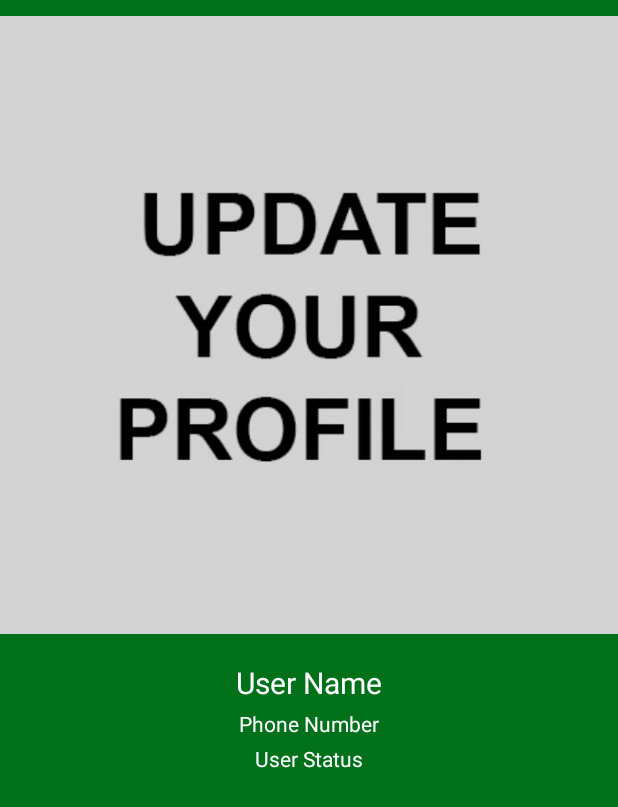
After one commit to antonitor/gochat, an Android app: the layout profile_widget_provider.xml on its own in the app's theme, with its tools: preview values and no code run, on a phone screen of 412 x 824 dp. The commit adds this screen. Shown: the top 807 px of the screen. Run offline under Robolectric (Android 15) with nearby library versions, the phone set to English and light mode, and no system bars.

Commit message:
Added a widget that shows profile info.

```diff
--- a/app/build.gradle
+++ b/app/build.gradle
@@ -58,7 +58,6 @@ dependencies {
     implementation 'com.google.firebase:firebase-auth:19.3.1'
     implementation 'com.firebaseui:firebase-ui-auth:6.2.1'
     implementation 'com.google.firebase:firebase-database:19.3.0'
-    implementation 'com.firebaseui:firebase-ui-database:6.2.1'
     implementation 'com.google.firebase:firebase-storage:19.1.1'
 
     implementation 'com.github.bumptech.glide:glide:4.11.0'
--- a/app/src/main/java/com/antonitor/gotchat/model/User.java
+++ b/app/src/main/java/com/antonitor/gotchat/model/User.java
@@ -150,4 +150,5 @@ public class User implements Parcelable {
     public void setStatus(String status) {
         this.status = status;
     }
+
 }
--- a/app/src/main/java/com/antonitor/gotchat/ui/image/ImageActivity.java
+++ b/app/src/main/java/com/antonitor/gotchat/ui/image/ImageActivity.java
@@ -30,7 +30,7 @@ public class ImageActivity extends AppCompatActivity {
         message = getIntent().getExtras().getParcelable(getString(R.string.extra_image_message));
 
         Glide.with(this)
-                .load(message.getLocalPhotoUrl())
+                .load(message.getPhotoUrl())
                 .into(dataBinding.imageFullsize);
         getSupportActionBar().setDisplayHomeAsUpEnabled(true);
     }
--- a/app/src/main/res/layout/activity_profile.xml
+++ b/app/src/main/res/layout/activity_profile.xml
@@ -101,7 +101,6 @@
                 android:inputType="text"
                 android:lines="1"
                 android:maxLength="20"
-                android:enabled="false"
                 android:textAppearance="@style/TextAppearance.AppCompat.Body1" />
         </com.google.android.material.textfield.TextInputLayout>
 
--- /dev/null
+++ b/app/src/main/res/layout/profile_widget_provider.xml
@@ -0,0 +1,55 @@
+<RelativeLayout xmlns:android="http://schemas.android.com/apk/res/android"
+    android:layout_width="match_parent"
+    android:layout_height="match_parent"
+    android:background="@color/colorPrimaryDark"
+    android:layout_gravity="center_vertical"
+    android:padding="@dimen/widget_margin">
+
+    <ImageView
+        android:id="@+id/appwidget_image"
+        android:layout_width="match_parent"
+        android:layout_height="wrap_content"
+        android:layout_margin="@dimen/widget_margin"
+        android:src="@drawable/updateprofile"
+        android:layout_alignParentTop="true"
+        android:layout_centerVertical="true"/>
+
+    <TextView
+        android:id="@+id/appwidget_username"
+        android:layout_width="match_parent"
+        android:layout_height="wrap_content"
+        android:textAlignment="center"
+        android:layout_below="@+id/appwidget_image"
+        android:layout_centerVertical="true"
+        android:layout_marginTop="8dp"
+        android:contentDescription="@string/widget_username_text_"
+        android:text="@string/widget_username_text_"
+        android:textColor="#ffffff"
+        android:textSize="20sp"/>
+
+    <TextView
+        android:id="@+id/appwidget_phone_number"
+        android:layout_width="match_parent"
+        android:layout_height="wrap_content"
+        android:textAlignment="center"
+        android:layout_below="@+id/appwidget_username"
+        android:layout_centerVertical="true"
+        android:layout_marginTop="4dp"
+        android:contentDescription="@string/widget_phone_number_text"
+        android:text="@string/widget_phone_number_text"
+        android:textColor="#ffffff"
+        android:textSize="14sp"/>
+    <TextView
+        android:id="@+id/appwidget_status"
+        android:layout_width="match_parent"
+        android:layout_height="wrap_content"
+        android:textAlignment="center"
+        android:layout_below="@+id/appwidget_phone_number"
+        android:layout_centerVertical="true"
+        android:layout_marginTop="4dp"
+        android:contentDescription="@string/widget_user_status_text"
+        android:text="@string/widget_user_status_text"
+        android:textColor="#ffffff"
+        android:textSize="14sp"/>
+
+</RelativeLayout>
--- a/app/src/main/res/values/dimens.xml
+++ b/app/src/main/res/values/dimens.xml
@@ -2,4 +2,10 @@
     <!-- Default screen margins, per the Android Design guidelines. -->
     <dimen name="activity_horizontal_margin">16dp</dimen>
     <dimen name="activity_vertical_margin">16dp</dimen>
+
+    <!--
+Refer to App Widget Documentation for margin information
+http://developer.android.com/guide/topics/appwidgets/index.html#CreatingLayout
+    -->
+    <dimen name="widget_margin">8dp</dimen>
 </resources>
--- a/app/src/main/res/values/strings.xml
+++ b/app/src/main/res/values/strings.xml
@@ -39,4 +39,8 @@
     <string name="phone_number">Phone number</string>
     <string name="profile_picture">Profile picture</string>
     <string name="extra_user_uuid">extra_user_uuid</string>
+    <string name="widget_username_text_">User Name</string>
+    <string name="widget_phone_number_text">Phone Number</string>
+    <string name="widget_user_status_text">User Status</string>
+    <string name="widget_status">Status: </string>
 </resources>
```
Also changed, not shown: app/src/main/AndroidManifest.xml (+13 -3 lines), app/src/main/java/com/antonitor/gotchat/widget/ProfileWidgetProvider.java (added, +91 -0 lines), app/src/main/res/values-v14/dimens.xml (added, +10 -0 lines), app/src/main/res/xml/profile_widget_provider_info.xml (added, +10 -0 lines), app/src/main/res/drawable/updateprofile.png (added).
